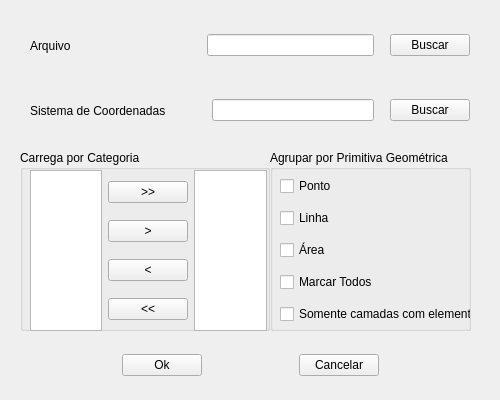
This is LayerTools/carrega_categoria_dialog_base.ui in dsgoficial/DsgTools as Qt 5 draws it before an edit. The edited form follows.
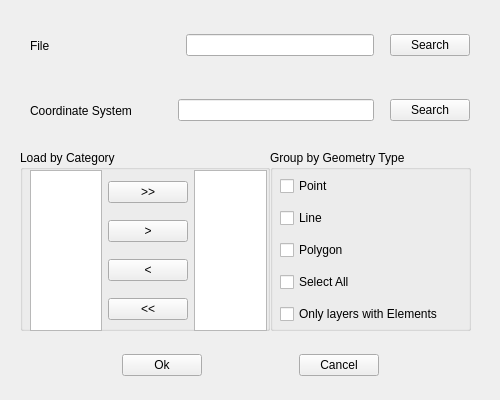
This is the edited form.

What changed in the file:
```diff
--- a/LayerTools/carrega_categoria_dialog_base.ui
+++ b/LayerTools/carrega_categoria_dialog_base.ui
@@ -45,7 +45,7 @@
     <item>
      <widget class="QLabel" name="label">
       <property name="text">
-       <string>Arquivo                                 </string>
+       <string>File                                 </string>
       </property>
      </widget>
     </item>
@@ -87,7 +87,7 @@
     <item>
      <widget class="QPushButton" name="pushButtonBuscarArquivo">
       <property name="text">
-       <string>Buscar</string>
+       <string>Search</string>
       </property>
      </widget>
     </item>
@@ -106,7 +106,7 @@
     <item>
      <widget class="QLabel" name="label_2">
       <property name="text">
-       <string>Sistema de Coordenadas</string>
+       <string>Coordinate System</string>
       </property>
      </widget>
     </item>
@@ -148,7 +148,7 @@
     <item>
      <widget class="QPushButton" name="pushButtonBuscarSistCoord">
       <property name="text">
-       <string>Buscar</string>
+       <string>Search</string>
       </property>
      </widget>
     </item>
@@ -164,7 +164,7 @@
     </rect>
    </property>
    <property name="title">
-    <string>Carrega por Categoria</string>
+    <string>Load by Category</string>
    </property>
    <widget class="QWidget" name="horizontalLayoutWidget_3">
     <property name="geometry">
@@ -247,7 +247,7 @@
     </rect>
    </property>
    <property name="title">
-    <string>Agrupar por Primitiva Geométrica</string>
+    <string>Group by Geometry Type</string>
    </property>
    <widget class="QWidget" name="verticalLayoutWidget_2">
     <property name="geometry">
@@ -262,35 +262,35 @@
      <item>
       <widget class="QCheckBox" name="checkBoxPonto">
        <property name="text">
-        <string>Ponto</string>
+        <string>Point</string>
        </property>
       </widget>
      </item>
      <item>
       <widget class="QCheckBox" name="checkBoxLinha">
        <property name="text">
-        <string>Linha</string>
+        <string>Line</string>
        </property>
       </widget>
      </item>
      <item>
       <widget class="QCheckBox" name="checkBoxArea">
        <property name="text">
-        <string>Área</string>
+        <string>Polygon</string>
        </property>
       </widget>
      </item>
      <item>
       <widget class="QCheckBox" name="checkBoxTodos">
        <property name="text">
-        <string>Marcar Todos</string>
+        <string>Select All</string>
        </property>
       </widget>
      </item>
      <item>
       <widget class="QCheckBox" name="checkBoxSomenteElementos">
        <property name="text">
-        <string>Somente camadas com elementos</string>
+        <string>Only layers with Elements</string>
        </property>
       </widget>
      </item>
@@ -343,7 +343,7 @@
     <item>
      <widget class="QPushButton" name="pushButtonCancelar">
       <property name="text">
-       <string>Cancelar</string>
+       <string>Cancel</string>
       </property>
      </widget>
     </item>
```
Left out of the diff: 10 changed lines with no effect on the pictures.
